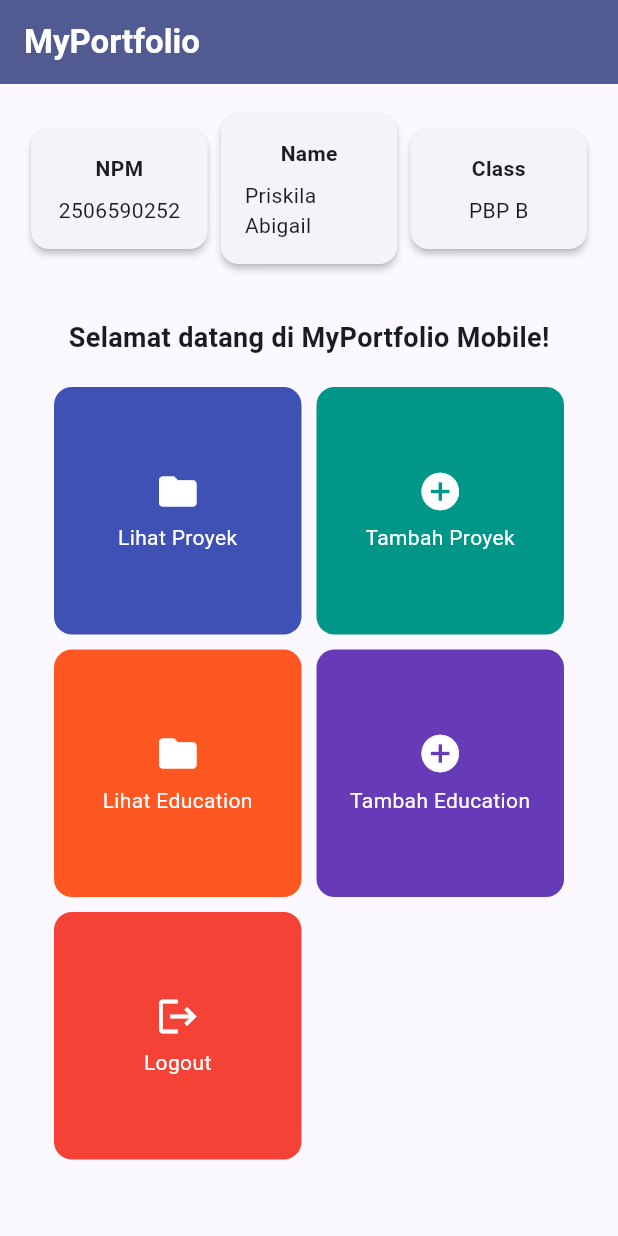
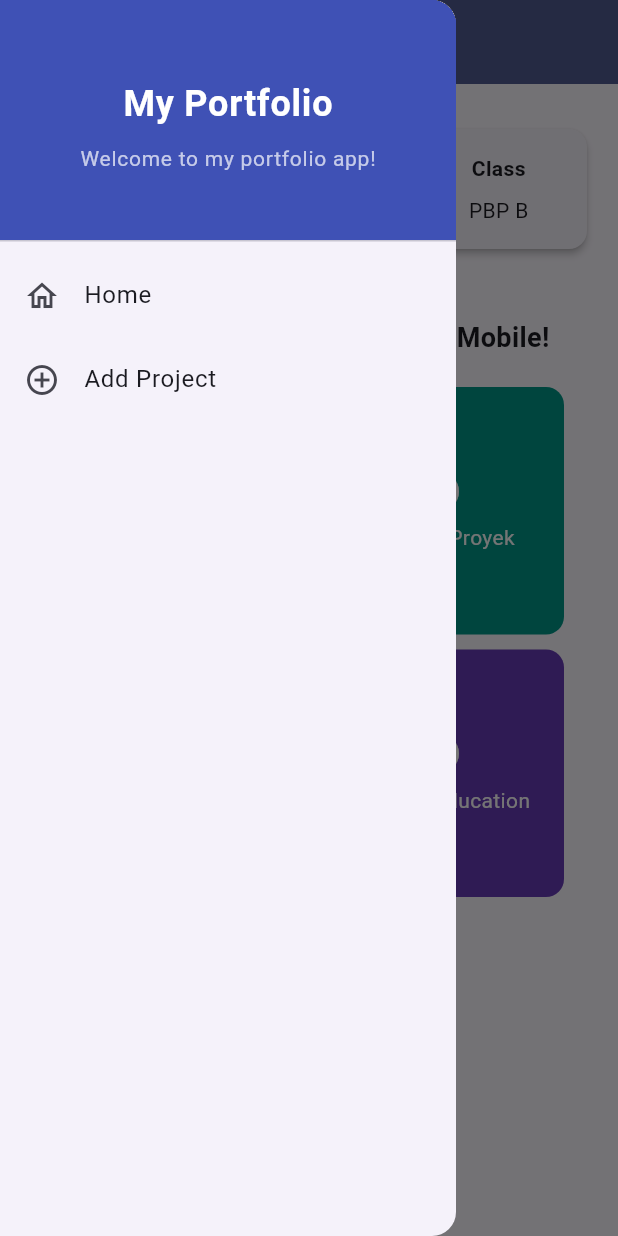
Before and after one commit to priskilaabigail-pixel/myportofolio_mobile, a Flutter app: the screen it shows after launch, with the side drawer open (before the commit the screen has no drawer), on a phone screen of 412 x 824 dp. Run offline on Flutter 3.47's test engine with Material 3 defaults, Android fonts, the phone set to English and light mode, and no system bars.

Commit message:
Tutorial 09: Flutter Navigation, Layouts, Forms, and Input Elements

```diff
--- /dev/null
+++ b/lib/widgets/left_drawer.dart
@@ -0,0 +1,65 @@
+import 'package:flutter/material.dart';
+import 'package:myportofolio_mobile/menu.dart';
+import 'package:myportofolio_mobile/project_form.dart'; // <-- 1. Impor halaman ProjectFormPage
+
+class LeftDrawer extends StatelessWidget {
+  const LeftDrawer({super.key});
+
+  @override
+  Widget build(BuildContext context) {
+    return Drawer(
+      child: ListView(
+        children: [
+          const DrawerHeader(
+            decoration: BoxDecoration(
+              color: Colors.indigo, // Anda bisa sesuaikan warnanya
+            ),
+            child: Column(
+              mainAxisAlignment: MainAxisAlignment.center,
+              children: [
+                Text(
+                  'My Portfolio',
+                  style: TextStyle(
+                    fontSize: 24,
+                    fontWeight: FontWeight.bold,
+                    color: Colors.white,
+                  ),
+                ),
+                SizedBox(height: 8),
+                Text(
+                  'Welcome to my portfolio app!',
+                  style: TextStyle(fontSize: 14, color: Colors.white70),
+                ),
+              ],
+            ),
+          ),
+          ListTile(
+            leading: const Icon(Icons.home_outlined),
+            title: const Text('Home'),
+            // Navigasi ke halaman utama portofolio
+            onTap: () {
+              Navigator.pushReplacement(
+                context,
+                MaterialPageRoute(builder: (context) => MyHomePage()),
+              );
+            },
+          ),
+          ListTile(
+            leading: const Icon(Icons.add_circle_outline),
+            title: const Text('Add Project'),
+            // Navigasi ke halaman tambah proyek
+            onTap: () {
+              // <-- 2. Tambahkan navigasi ke ProjectFormPage di sini
+              Navigator.push(
+                context,
+                MaterialPageRoute(
+                  builder: (context) => const ProjectFormPage(),
+                ),
+              );
+            },
+          ),
+        ],
+      ),
+    );
+  }
+}
```
Also changed, not shown: lib/menu.dart (+10 -0 lines), lib/project_form.dart (added, +216 -0 lines).
